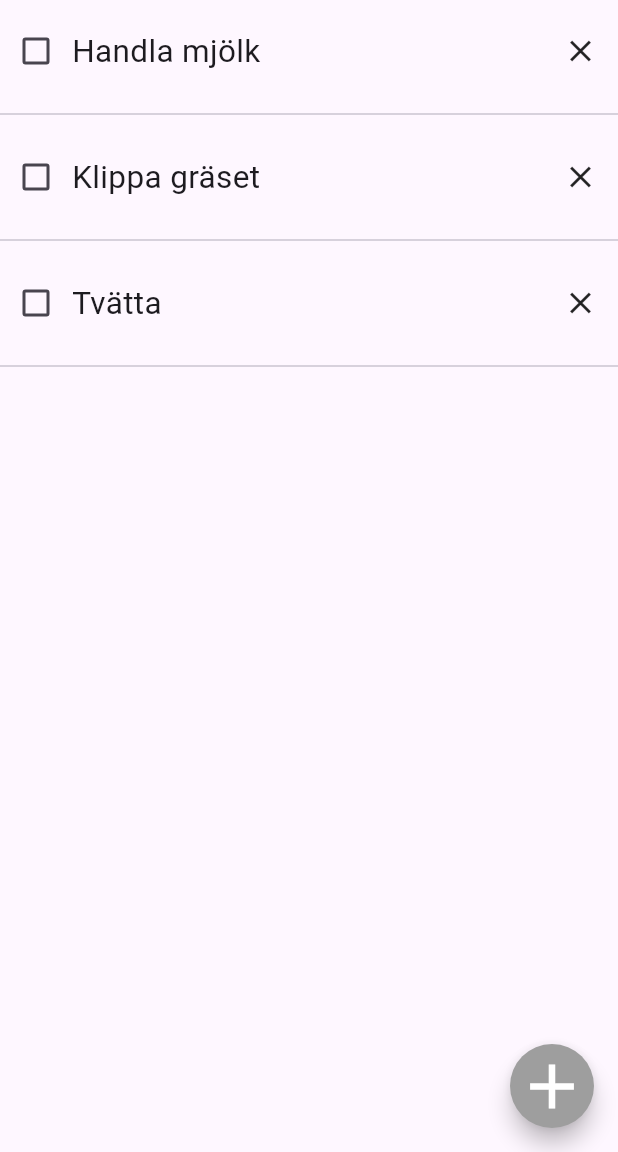
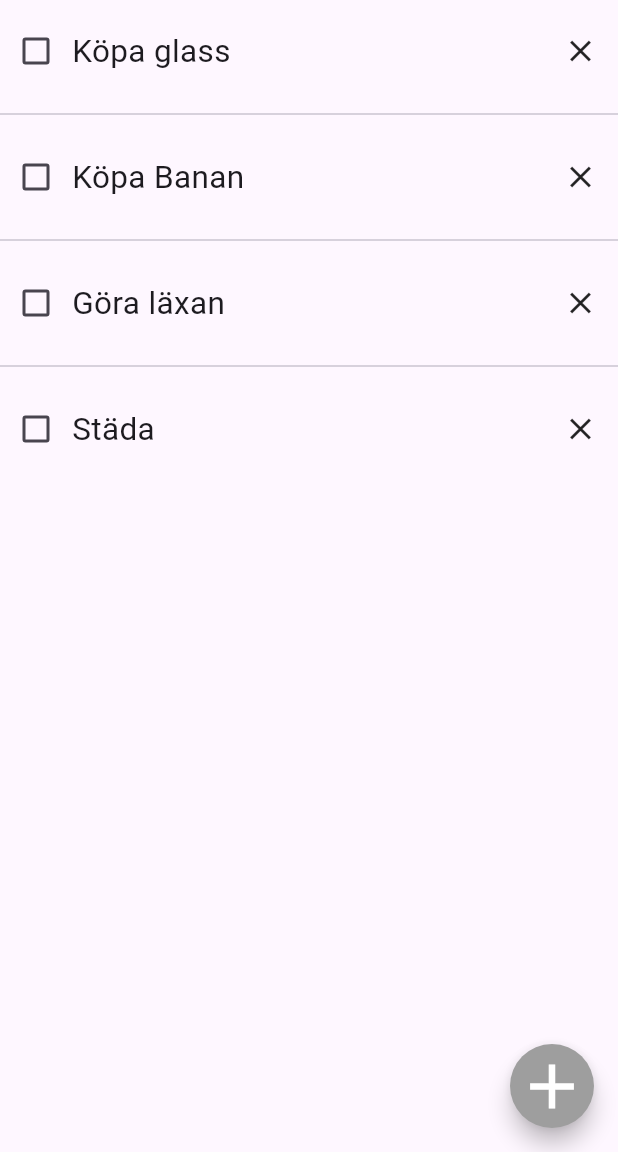
Before and after one commit to gu-tig333-ht24/gusmwalmem, a Flutter app: the screen it shows after launch, on a phone screen of 412 x 824 dp, the part 84-1236 px from its top. Run offline on Flutter 3.47's test engine with Material 3 defaults, Android fonts, the phone set to English and light mode, and no system bars.

Commit message:
Updated functionality with checkboxes

```diff
--- a/lib/main.dart
+++ b/lib/main.dart
@@ -12,14 +12,26 @@ void main() {
   );
 }
 
+class Task {
+  String title;
+  bool isCompleted;
+
+  Task(this.title, {this.isCompleted = false});
+}
+
 class MyHomePage extends StatefulWidget {
   @override
   _MyHomePageState createState() => _MyHomePageState();
 }
 
 class _MyHomePageState extends State<MyHomePage> {
-  bool? value = false;
-  FilteringOptions? selectedOption;
+  FilteringOptions? selectedOption = FilteringOptions.all;
+  List<Task> todoItems = [
+    Task("Köpa glass"),
+    Task("Köpa Banan"),
+    Task("Göra läxan"),
+    Task("Städa")
+  ];
 
   @override
   Widget build(BuildContext context) {
@@ -54,15 +66,17 @@ class _MyHomePageState extends State<MyHomePage> {
           ),
         ],
       ),
-      body: ListView(
-        children: [
-          TaskItem("Handla mjölk"),
-          Divider(),
-          TaskItem("Klippa gräset"),
-          Divider(),
-          TaskItem("Tvätta"),
-          Divider(),
-        ],
+      body: ListView.separated(
+        itemCount: todoItems.length,
+        itemBuilder: (context, index) => TaskItem(
+          task: todoItems[index],
+          onChanged: (newValue) {
+            setState(() {
+              todoItems[index].isCompleted = newValue;
+            });
+          },
+        ),
+        separatorBuilder: (context, index) => const Divider(),
       ),
       floatingActionButton: FloatingActionButton(
         shape: const CircleBorder(),
@@ -76,9 +90,19 @@ class _MyHomePageState extends State<MyHomePage> {
       floatingActionButtonLocation: FloatingActionButtonLocation.endFloat,
     );
   }
+}
 
-  Row TaskItem(String taskTitle) {
+class TaskItem extends StatelessWidget {
+  final Task task;
+  final ValueChanged<bool> onChanged;
+
+  const TaskItem({Key? key, required this.task, required this.onChanged})
+      : super(key: key);
+
+  @override
+  Widget build(BuildContext context) {
     return Row(
+      key: ObjectKey(task.title),
       mainAxisAlignment: MainAxisAlignment.start,
       crossAxisAlignment: CrossAxisAlignment.center,
       children: [
@@ -88,16 +112,15 @@ class _MyHomePageState extends State<MyHomePage> {
             child: Row(
               children: [
                 Checkbox(
-                    value: value,
-                    onChanged: (bool? newValue) => {
-                          setState(() {
-                            value = newValue;
-                          })
-                        }),
-                Text(taskTitle,
+                  value: task.isCompleted,
+                  onChanged: (newValue) {
+                    onChanged(newValue ?? false);
+                  },
+                ),
+                Text(task.title,
                     style: TextStyle(
                         fontSize: 21,
-                        decoration: value == true
+                        decoration: task.isCompleted
                             ? TextDecoration.lineThrough
                             : TextDecoration.none)),
               ],
@@ -112,3 +135,9 @@ class _MyHomePageState extends State<MyHomePage> {
     );
   }
 }
+
+
+//ToDo:
+//Kunna skriva in från sida 2 så det läggs in i TODO-listan
+//Lösa så att man kan filtrera
+//Snygga till designen?
```
